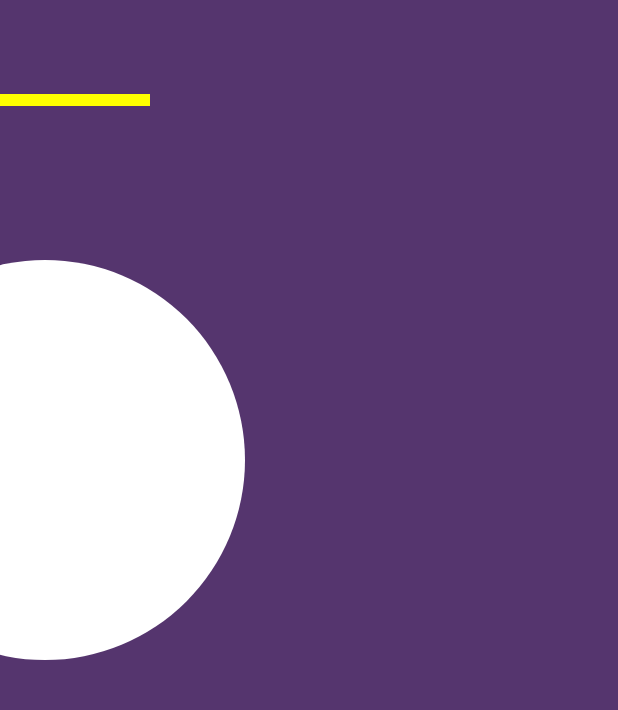
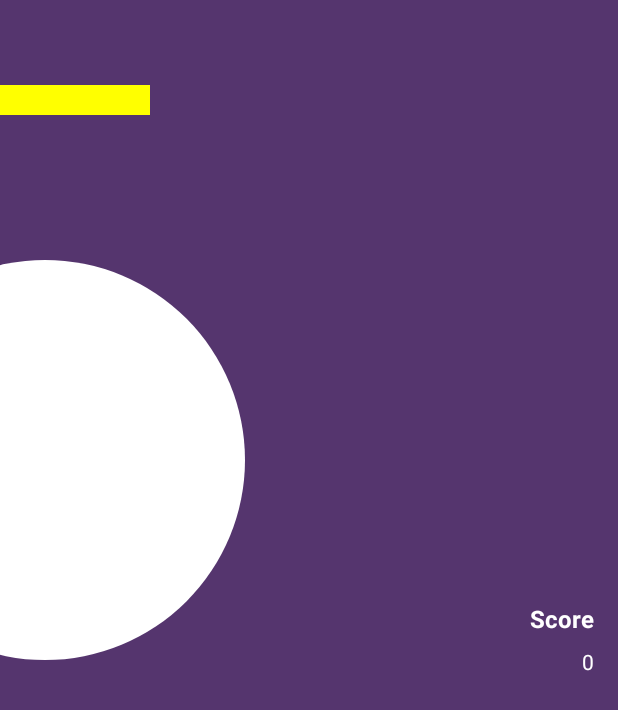
Before and after one commit to zeynalnicat/ball_bounce_game, an Android app: the fragment PlayFragment placed in its activity, on a phone screen of 412 x 824 dp. Shown: the top 710 px of the screen. Run offline under Robolectric (Android 15) with nearby library versions, the phone set to English and light mode, and no system bars; our stand-ins replace Dagger/Hilt's generated code; libraries missing offline, so code that uses them is left out: com.github.terrakok.cicerone; 2 statements that could not run were skipped.

Commit message:
score implementation

```diff
--- a/app/build.gradle.kts
+++ b/app/build.gradle.kts
@@ -51,7 +51,7 @@ dependencies {
     androidTestImplementation(libs.androidx.junit)
     androidTestImplementation(libs.androidx.espresso.core)
 
-
+    implementation(libs.androidx.lifecycle.viewmodel.ktx)
     implementation(libs.cicerone)
     implementation(libs.dagger)
     kapt(libs.dagger.compiler)
--- a/app/src/main/java/com/example/canvasexample/components/PlayLayouts.kt
+++ b/app/src/main/java/com/example/canvasexample/components/PlayLayouts.kt
@@ -7,9 +7,19 @@ import android.graphics.Paint
 import android.util.AttributeSet
 import android.view.MotionEvent
 import android.view.View
+import com.example.canvasexample.root.MApplication
+import com.example.canvasexample.ui.play.PlayIntent
+import com.example.canvasexample.ui.play.PlayViewModel
+import javax.inject.Inject
 
 class PlayLayouts(context: Context, attributeSet: AttributeSet?=null): View(context,attributeSet) {
 
+    @Inject
+    lateinit var viewModel: PlayViewModel
+
+    fun onCreate(application: MApplication){
+        application.appComponent.inject(this)
+    }
 
     private val mPaint = Paint().apply {
         color = Color.WHITE
@@ -22,7 +32,7 @@ class PlayLayouts(context: Context, attributeSet: AttributeSet?=null): View(cont
         color = Color.YELLOW
         style = Paint.Style.FILL
         isAntiAlias = true
-        strokeWidth = 12f
+        strokeWidth = 30f
     }
 
     private var ballX = width/2f
@@ -70,22 +80,23 @@ class PlayLayouts(context: Context, attributeSet: AttributeSet?=null): View(cont
             velocityX = -velocityX
         }
 
-        if(ballX + ballRadius in (startX..endX)  && ballY + ballRadius <= paddleY - paddlePaint.strokeWidth/2  ){
+        if(ballX + ballRadius + velocityX in (startX..endX)  &&  ballY+ballRadius+ velocityY <= paddleY + paddlePaint.strokeWidth  ){
             velocityY = -velocityY
-            ballY = paddleY - ballRadius
+            viewModel.onIntent(PlayIntent.RaiseScore)
+
         }
 
-        if(ballY <=0 || ballY + ballRadius >= viewHeight){
+        if( ballY + ballRadius >= viewHeight && ballY+ballRadius >= paddleY ){
             velocityY = -velocityY
         }
 
+        if(ballY + ballRadius <= 0){
+            viewModel.onIntent(PlayIntent.DecreaseScore)
+            ballX = width / 2f
+            ballY = height / 2f
+        }
 
-
-
-
-
-
-          postInvalidateOnAnimation()
+        postInvalidateOnAnimation()
     }
 
     override fun onSizeChanged(w: Int, h: Int, oldw: Int, oldh: Int) {
--- a/app/src/main/java/com/example/canvasexample/di/AppComponent.kt
+++ b/app/src/main/java/com/example/canvasexample/di/AppComponent.kt
@@ -1,16 +1,18 @@
 package com.example.canvasexample.di
 
 import com.example.canvasexample.MainActivity
-import com.example.canvasexample.ui.MenuFragment
-import com.example.canvasexample.ui.PlayFragment
+import com.example.canvasexample.components.PlayLayouts
+import com.example.canvasexample.ui.menu.MenuFragment
+import com.example.canvasexample.ui.play.PlayFragment
 import dagger.Component
 import javax.inject.Singleton
 
 @Singleton
-@Component(modules = [AppModule::class])
+@Component(modules = [AppModule::class, ViewModelModule::class])
 interface AppComponent {
 
     fun inject(activity: MainActivity)
     fun inject(playFragment: PlayFragment)
     fun inject(menuFragment: MenuFragment)
+    fun inject(playLayouts: PlayLayouts)
 }
--- /dev/null
+++ b/app/src/main/java/com/example/canvasexample/di/ViewModelModule.kt
@@ -0,0 +1,17 @@
+package com.example.canvasexample.di
+
+import com.example.canvasexample.ui.play.PlayViewModel
+import com.github.terrakok.cicerone.Router
+import dagger.Module
+import dagger.Provides
+import javax.inject.Singleton
+
+
+@Module
+class ViewModelModule {
+
+
+    @Singleton
+    @Provides
+    fun providePlayViewModel(router: Router): PlayViewModel = PlayViewModel(router)
+}
--- a/app/src/main/java/com/example/canvasexample/navigation/Screens.kt
+++ b/app/src/main/java/com/example/canvasexample/navigation/Screens.kt
@@ -1,7 +1,7 @@
 package com.example.canvasexample.navigation
 
-import com.example.canvasexample.ui.MenuFragment
-import com.example.canvasexample.ui.PlayFragment
+import com.example.canvasexample.ui.menu.MenuFragment
+import com.example.canvasexample.ui.play.PlayFragment
 import com.github.terrakok.cicerone.androidx.FragmentScreen
 
 object Screens {
--- a/app/src/main/java/com/example/canvasexample/ui/PlayFragment.kt
+++ /dev/null
@@ -1,24 +0,0 @@
-package com.example.canvasexample.ui
-
-import android.os.Bundle
-import androidx.fragment.app.Fragment
-import android.view.LayoutInflater
-import android.view.View
-import android.view.ViewGroup
-import com.example.canvasexample.R
-import com.example.canvasexample.databinding.FragmentPlayBinding
-
-class PlayFragment : Fragment() {
-
-    private lateinit var binding: FragmentPlayBinding
-
-    override fun onCreateView(
-        inflater: LayoutInflater, container: ViewGroup?,
-        savedInstanceState: Bundle?
-    ): View? {
-        binding = FragmentPlayBinding.inflate(layoutInflater)
-        return binding.root
-    }
-
-
-}
--- a/app/src/main/java/com/example/canvasexample/ui/MenuFragment.kt
+++ b/app/src/main/java/com/example/canvasexample/ui/menu/MenuFragment.kt
@@ -1,11 +1,10 @@
-package com.example.canvasexample.ui
+package com.example.canvasexample.ui.menu
 
 import android.os.Bundle
-import androidx.fragment.app.Fragment
 import android.view.LayoutInflater
 import android.view.View
 import android.view.ViewGroup
-import com.example.canvasexample.R
+import androidx.fragment.app.Fragment
 import com.example.canvasexample.databinding.FragmentMenuBinding
 import com.example.canvasexample.navigation.Screens
 import com.example.canvasexample.root.MApplication
--- /dev/null
+++ b/app/src/main/java/com/example/canvasexample/ui/play/PlayFragment.kt
@@ -0,0 +1,99 @@
+package com.example.canvasexample.ui.play
+
+import android.os.Bundle
+import android.view.LayoutInflater
+import android.view.View
+import android.view.ViewGroup
+import androidx.fragment.app.Fragment
+import androidx.lifecycle.lifecycleScope
+import com.example.canvasexample.R
+import com.example.canvasexample.databinding.FragmentPlayBinding
+import com.example.canvasexample.root.MApplication
+import kotlinx.coroutines.launch
+import javax.inject.Inject
+
+class PlayFragment : Fragment() {
+
+    private lateinit var binding: FragmentPlayBinding
+
+    @Inject
+    lateinit var viewModel: PlayViewModel
+
+    override fun onCreateView(
+        inflater: LayoutInflater, container: ViewGroup?,
+        savedInstanceState: Bundle?
+    ): View? {
+        (requireActivity().application as MApplication).appComponent.inject(this)
+        binding = FragmentPlayBinding.inflate(layoutInflater)
+        binding.playLayouts.onCreate(requireActivity().application as MApplication)
+        return binding.root
+    }
+
+    override fun onViewCreated(view: View, savedInstanceState: Bundle?) {
+        super.onViewCreated(view, savedInstanceState)
+
+        stateListener()
+    }
+
+
+    private fun stateListener(){
+        lifecycleScope.launch {
+            viewModel.state.collect {
+                binding.tvScore.text = it.score.toString()
+
+            }
+        }
+
+        lifecycleScope.launch {
+            viewModel.effect.collect {
+                when(it){
+                    PlayEffect.ShowDecreased -> {
+                        binding.tvScoreInfo.text = "- 10"
+                        binding.tvScoreInfo.setTextColor(resources.getColor(R.color.red))
+                        binding.tvScoreInfo.animate().apply {
+                            duration = 700
+                            alpha(1f)
+                            scaleX(1f)
+                            scaleY(1f)
+                            withEndAction {
+                                binding.tvScoreInfo.animate().apply {
+                                    duration = 300
+                                    alpha(0f)
+                                    scaleX(0.5f)
+                                    scaleY(0.5f)
+                                    start()
+                                }
+                            }
+                        }.start()
+
+
+
+                    }
+                    PlayEffect.ShowRaised -> {
+                        binding.tvScoreInfo.text = "+ 20"
+                        binding.tvScoreInfo.setTextColor(resources.getColor(R.color.secondary))
+                        binding.tvScoreInfo.animate().apply {
+                            duration = 700
+                            alpha(1f)
+                            scaleX(1f)
+                            scaleY(1f)
+                                .withEndAction {
+                                    binding.tvScoreInfo.animate().apply {
+                                        duration = 300
+                                        alpha(0f)
+                                        scaleX(0.5f)
+                                        scaleY(0.5f)
+                                        start()
+                                    }
+                                }
+                        }.start()
+
+                    }
+                }
+            }
+        }
+
+    }
+
+
+}
--- /dev/null
+++ b/app/src/main/java/com/example/canvasexample/ui/play/PlayViewModel.kt
@@ -0,0 +1,51 @@
+package com.example.canvasexample.ui.play
+
+import androidx.lifecycle.ViewModel
+import androidx.lifecycle.viewModelScope
+import com.github.terrakok.cicerone.Router
+import kotlinx.coroutines.flow.MutableSharedFlow
+import kotlinx.coroutines.flow.MutableStateFlow
+import kotlinx.coroutines.flow.asSharedFlow
+import kotlinx.coroutines.flow.asStateFlow
+import kotlinx.coroutines.flow.update
+import kotlinx.coroutines.launch
+import javax.inject.Inject
+
+class PlayViewModel @Inject constructor(val router: Router): ViewModel() {
+
+    private val _state = MutableStateFlow(ScoreHolderState())
+
+    val state = _state.asStateFlow()
+
+    private val _effect = MutableSharedFlow<PlayEffect>()
+
+    val effect = _effect.asSharedFlow()
+
+
+    fun onIntent(playIntent: PlayIntent){
+        when(playIntent){
+            PlayIntent.RaiseScore -> increaseScore()
+            PlayIntent.DecreaseScore -> decreaseScore()
+        }
+    }
+
+
+    private fun increaseScore(){
+        viewModelScope.launch {
+            _effect.emit(PlayEffect.ShowRaised)
+        }
+        _state.update { it.copy(score = _state.value.score + 20) }
+    }
+
+    private fun decreaseScore(){
+        viewModelScope.launch {
+            _effect.emit(PlayEffect.ShowDecreased)
+        }
+        _state.update { it.copy(score = _state.value.score - 10) }
+        if(_state.value.score < 0){
+            router.exit()
+        }
+
+
+    }
+}
--- /dev/null
+++ b/app/src/main/java/com/example/canvasexample/ui/play/ScoreHolderState.kt
@@ -0,0 +1,6 @@
+package com.example.canvasexample.ui.play
+
+data class ScoreHolderState(
+
+    val score: Int = 0
+)
--- a/app/src/main/res/layout/fragment_menu.xml
+++ b/app/src/main/res/layout/fragment_menu.xml
@@ -5,13 +5,14 @@
     android:layout_height="match_parent"
     xmlns:app="http://schemas.android.com/apk/res-auto"
     android:background="@color/primary"
-    tools:context=".ui.MenuFragment">
+    tools:context=".ui.menu.MenuFragment">
 
    <com.example.canvasexample.components.DButton
        android:id="@+id/btnPlay"
        android:layout_width="200dp"
        android:layout_height="wrap_content"
        android:text="Play"
+       android:textStyle="bold"
        app:layout_constraintTop_toTopOf="parent"
        app:layout_constraintBottom_toBottomOf="parent"
        app:layout_constraintEnd_toEndOf="parent"
--- a/app/src/main/res/layout/fragment_play.xml
+++ b/app/src/main/res/layout/fragment_play.xml
@@ -10,14 +10,52 @@
 
 
     <com.example.canvasexample.components.PlayLayouts
+        android:id="@+id/playLayouts"
         android:layout_width="0dp"
         android:layout_height="0dp"
-        app:layout_constraintTop_toTopOf="parent"
+        app:layout_constraintBottom_toBottomOf="parent"
         app:layout_constraintEnd_toEndOf="parent"
         app:layout_constraintStart_toStartOf="parent"
+
+        app:layout_constraintTop_toTopOf="parent" />
+
+    <TextView
+        android:id="@+id/textView"
+        android:layout_width="wrap_content"
+        android:layout_height="wrap_content"
+        android:text="Score"
+        android:textStyle="bold"
+        android:textSize="16dp"
+        android:layout_marginEnd="16dp"
+        android:textColor="@color/white"
         app:layout_constraintBottom_toBottomOf="parent"
+        app:layout_constraintEnd_toEndOf="parent"
+        app:layout_constraintTop_toTopOf="parent" />
 
-        />
+    <TextView
+        android:id="@+id/tvScore"
+        android:layout_width="wrap_content"
+        android:layout_height="wrap_content"
+        android:layout_marginTop="8dp"
+        android:text="0"
+        android:textColor="@color/white"
+        app:layout_constraintEnd_toEndOf="@+id/textView"
+        app:layout_constraintTop_toBottomOf="@+id/textView" />
+
+    <TextView
+        android:id="@+id/tvScoreInfo"
+        android:layout_width="wrap_content"
+        android:layout_height="wrap_content"
+        android:layout_marginBottom="64dp"
+        android:textSize="64sp"
+        android:textColor="@color/secondary"
+        tools:text="+ 24"
+        android:alpha="0"
+        android:scaleX="0.5"
+        android:scaleY="0.5"
+        app:layout_constraintBottom_toBottomOf="parent"
+        app:layout_constraintEnd_toEndOf="parent"
+        app:layout_constraintStart_toStartOf="parent" />
 
 
 </androidx.constraintlayout.widget.ConstraintLayout>
--- a/app/src/main/res/values/colors.xml
+++ b/app/src/main/res/values/colors.xml
@@ -4,4 +4,5 @@
     <color name="white">#FFFFFFFF</color>
     <color name="primary">#55356E</color>
     <color name="secondary">#8BC34A</color>
+    <color name="red">#E91E63</color>
 </resources>
--- a/gradle/libs.versions.toml
+++ b/gradle/libs.versions.toml
@@ -8,12 +8,14 @@ junit = "4.13.2"
 junitVersion = "1.2.1"
 espressoCore = "3.6.1"
 appcompat = "1.7.0"
+lifecycleViewmodelKtx = "2.4.0"
 material = "1.12.0"
 activity = "1.10.1"
 constraintlayout = "2.2.1"
 
 [libraries]
 androidx-core-ktx = { group = "androidx.core", name = "core-ktx", version.ref = "coreKtx" }
+androidx-lifecycle-viewmodel-ktx = { module = "androidx.lifecycle:lifecycle-viewmodel-ktx", version.ref = "lifecycleViewmodelKtx" }
 cicerone = { module = "com.github.terrakok:cicerone", version.ref = "cicerone" }
 dagger = { module = "com.google.dagger:dagger", version.ref = "dagger" }
 dagger-compiler = { module = "com.google.dagger:dagger-compiler", version.ref = "dagger" }
```
Also changed, not shown: app/src/main/java/com/example/canvasexample/ui/play/PlayEffect.kt (added, +7 -0 lines), app/src/main/java/com/example/canvasexample/ui/play/PlayIntent.kt (added, +7 -0 lines).
